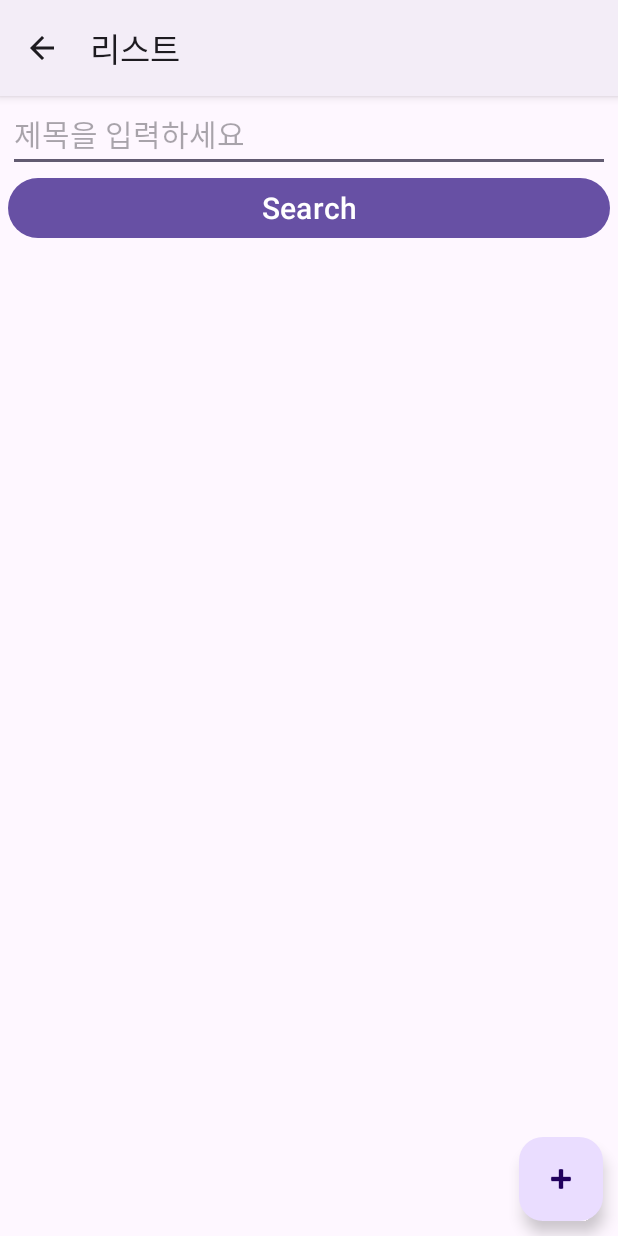
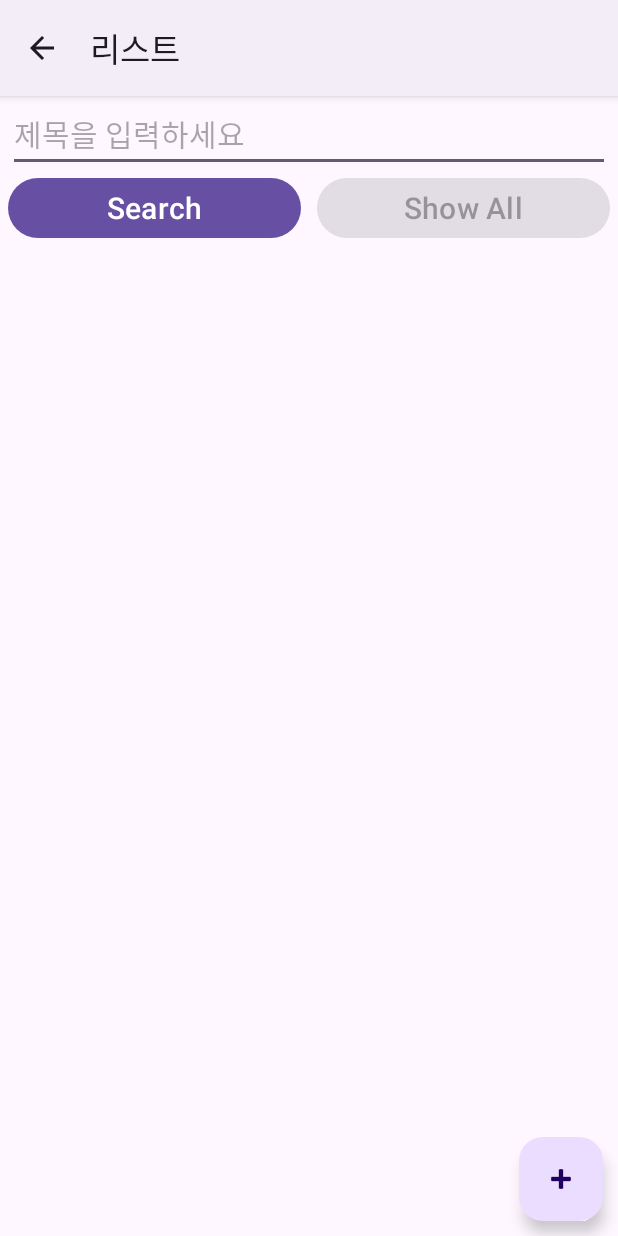
Before and after one commit to ydg0724/MobileTeamProject, an Android app: the BookActivity screen opened directly, with no data from a screen before it, on a phone screen of 412 x 824 dp. Run offline under Robolectric (Android 15) with nearby library versions, the phone set to English and light mode, and no system bars; 2 statements that could not run were skipped.

Commit message:
book searchShowBtn

```diff
--- a/app/src/main/java/com/example/mobileteamproject/BookNoteActivity.kt
+++ b/app/src/main/java/com/example/mobileteamproject/BookNoteActivity.kt
@@ -51,7 +51,7 @@ class BookNoteActivity : AppCompatActivity() {
 
         binding.button.setOnClickListener {
             if (binding.button.text.toString().equals("Edit")) {
-                binding.button.text = "Save"
+                binding.button.text = "OK"
                 val data = getNoteFromDb()
                 val fragment = EditFragment()
                 setDataAtFragment(fragment, data)
--- a/app/src/main/res/layout/activity_book.xml
+++ b/app/src/main/res/layout/activity_book.xml
@@ -11,13 +11,27 @@
         android:textSize="20dp"
         android:hint="제목을 입력하세요"
         android:layout_marginHorizontal="5dp"/>
-    <Button
+    <LinearLayout
         android:layout_width="match_parent"
         android:layout_height="wrap_content"
-        android:layout_marginHorizontal="5dp"
-        android:text="Search"
-        android:id="@+id/searchtn"
-        android:textSize="20dp"/>
+        android:orientation="horizontal">
+        <Button
+            android:layout_width="match_parent"
+            android:layout_height="wrap_content"
+            android:layout_marginHorizontal="5dp"
+            android:text="Search"
+            android:id="@+id/searchBtn"
+            android:textSize="20dp"
+            android:layout_weight="1"/>
+        <Button
+            android:layout_width="match_parent"
+            android:layout_height="wrap_content"
+            android:layout_marginHorizontal="5dp"
+            android:text="Show All"
+            android:id="@+id/showBtn"
+            android:textSize="20dp"
+            android:layout_weight="1"/>
+    </LinearLayout>
     <androidx.recyclerview.widget.RecyclerView
         android:layout_width="match_parent"
         android:layout_height="0dp"
--- a/app/src/main/res/layout/fragment_edit.xml
+++ b/app/src/main/res/layout/fragment_edit.xml
@@ -11,7 +11,7 @@
         android:textSize="20dp"/>
     <Button
         android:layout_width="wrap_content"
-        android:layout_height="wrap_content"
+        android:layout_height="50dp"
         android:id="@+id/button"
         android:text="Apply"
         android:textSize="20dp"
```
Also changed, not shown: app/src/main/java/com/example/mobileteamproject/BookActivity.kt (+28 -0 lines).
